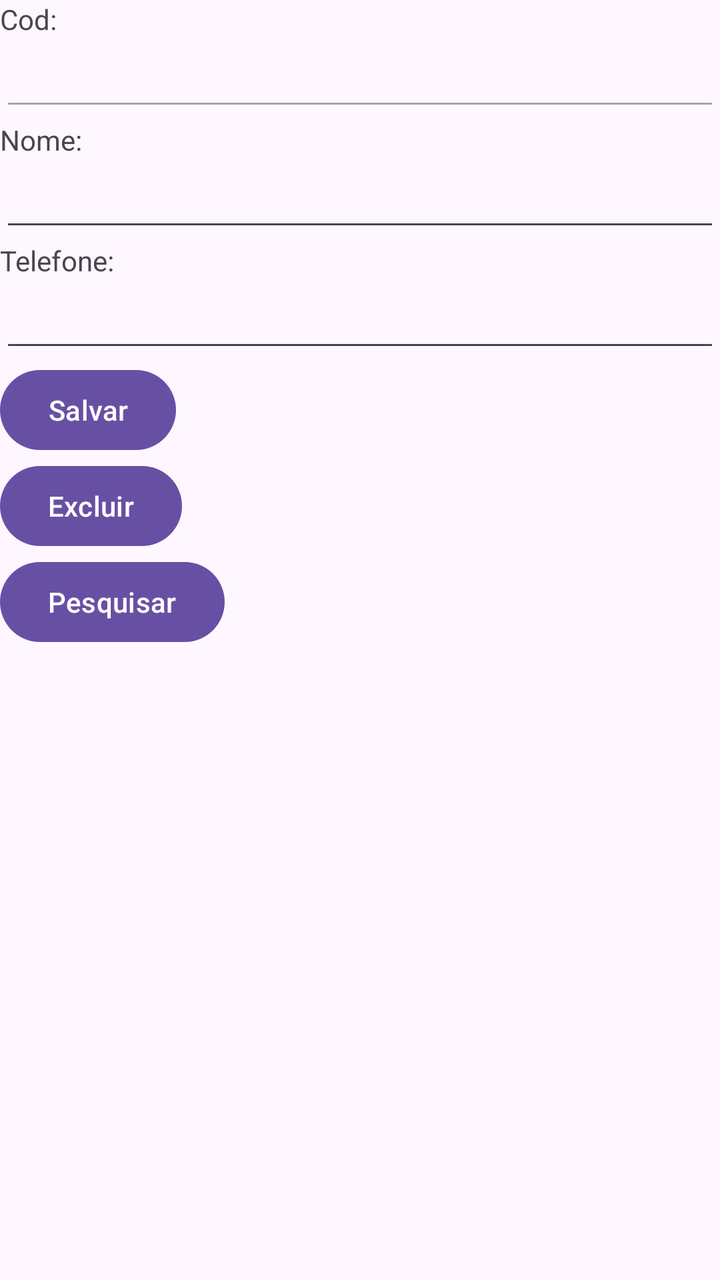
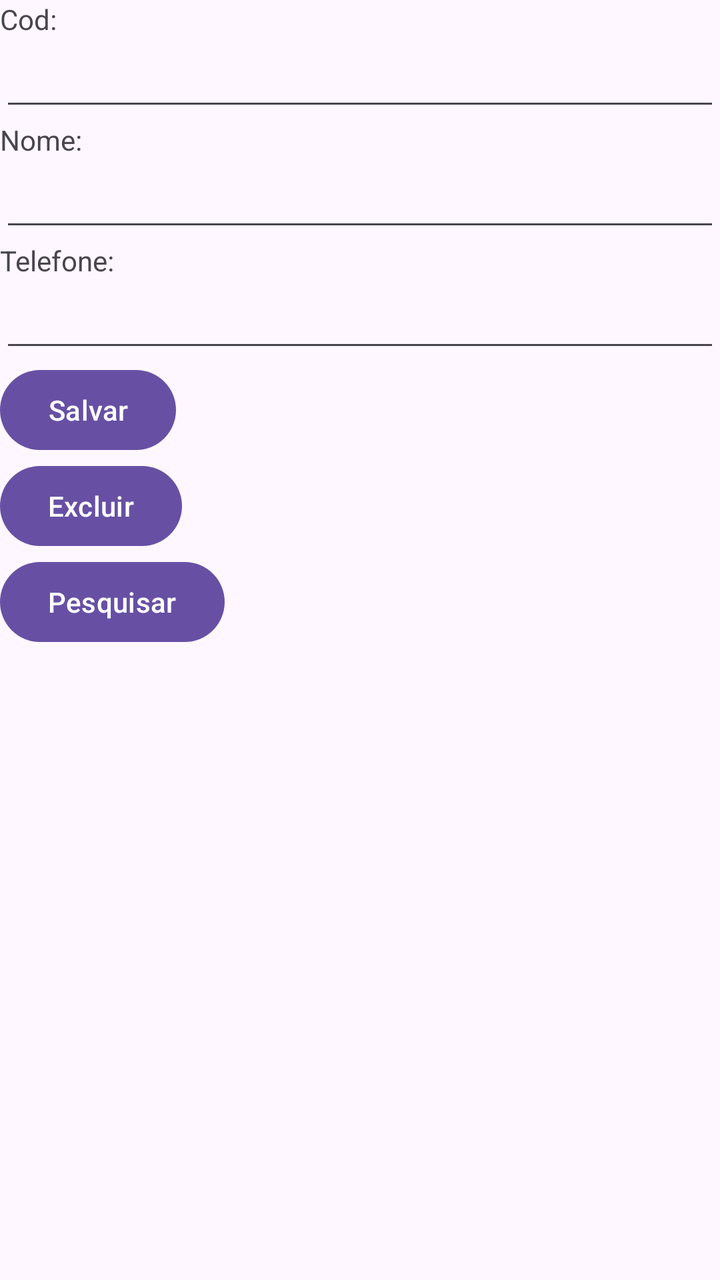

Compare the two renders of this Android layout. The source of the first and the diff that turns it into the second are given below.
<!-- AndroidManifest.xml: application theme Theme.UsandoSQLite -->
<!-- res/layout/activity_main.xml -->
<?xml version="1.0" encoding="utf-8"?>
<LinearLayout xmlns:android="http://schemas.android.com/apk/res/android"
    xmlns:app="http://schemas.android.com/apk/res-auto"
    xmlns:tools="http://schemas.android.com/tools"
    android:id="@+id/main"
    android:layout_width="match_parent"
    android:layout_height="match_parent"
    android:orientation="vertical"
    tools:context=".MainActivity">

    <TextView
        android:layout_width="wrap_content"
        android:layout_height="wrap_content"
        android:text="Cod:" />

    <EditText
        android:id="@+id/etCod"
        android:layout_width="match_parent"
        android:layout_height="wrap_content"
        android:enabled="false"
        android:inputType="number" />

    <TextView
        android:layout_width="wrap_content"
        android:layout_height="wrap_content"
        android:text="Nome:" />

    <EditText
        android:id="@+id/etNome"
        android:layout_width="match_parent"
        android:layout_height="wrap_content"
        android:inputType="textCapWords" />

    <TextView
        android:layout_width="wrap_content"
        android:layout_height="wrap_content"
        android:text="Telefone:" />

    <EditText
        android:id="@+id/etTelefone"
        android:layout_width="match_parent"
        android:layout_height="wrap_content"
        android:inputType="number" />

    <Button
        android:id="@+id/btAlterar"
        android:layout_width="wrap_content"
        android:layout_height="wrap_content"
        android:text="Salvar" />

    <Button
        android:id="@+id/btExcluir"
        android:layout_width="wrap_content"
        android:layout_height="wrap_content"
        android:text="Excluir" />

    <Button
        android:id="@+id/btPesquisar"
        android:layout_width="wrap_content"
        android:layout_height="wrap_content"
        android:text="Pesquisar" />


</LinearLayout>
<!-- resources referenced by this layout -->
<resources>
  <style name="Theme.UsandoSQLite" parent="Base.Theme.UsandoSQLite" />
  <style name="Base.Theme.UsandoSQLite" parent="Theme.Material3.DayNight.NoActionBar">
          
          
      </style>
</resources>

<!-- the commit's change to res/layout/activity_main.xml (unified diff, before → after) -->
@@ -17,7 +17,6 @@
         android:id="@+id/etCod"
         android:layout_width="match_parent"
         android:layout_height="wrap_content"
-        android:enabled="false"
         android:inputType="number" />
 
     <TextView
